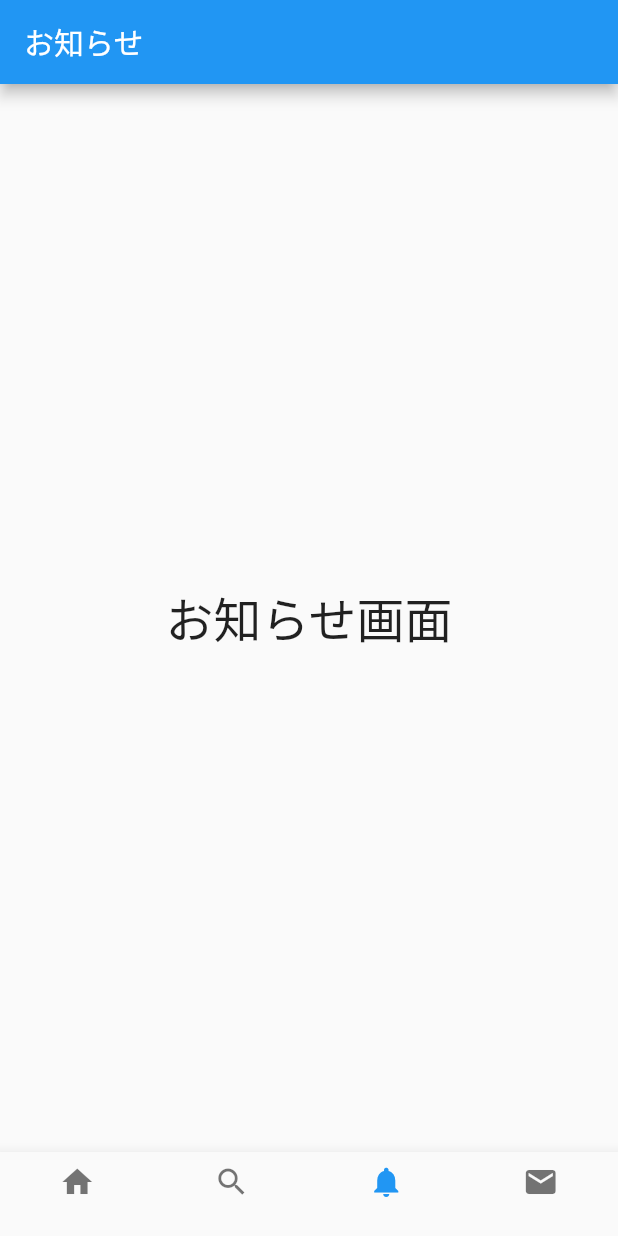
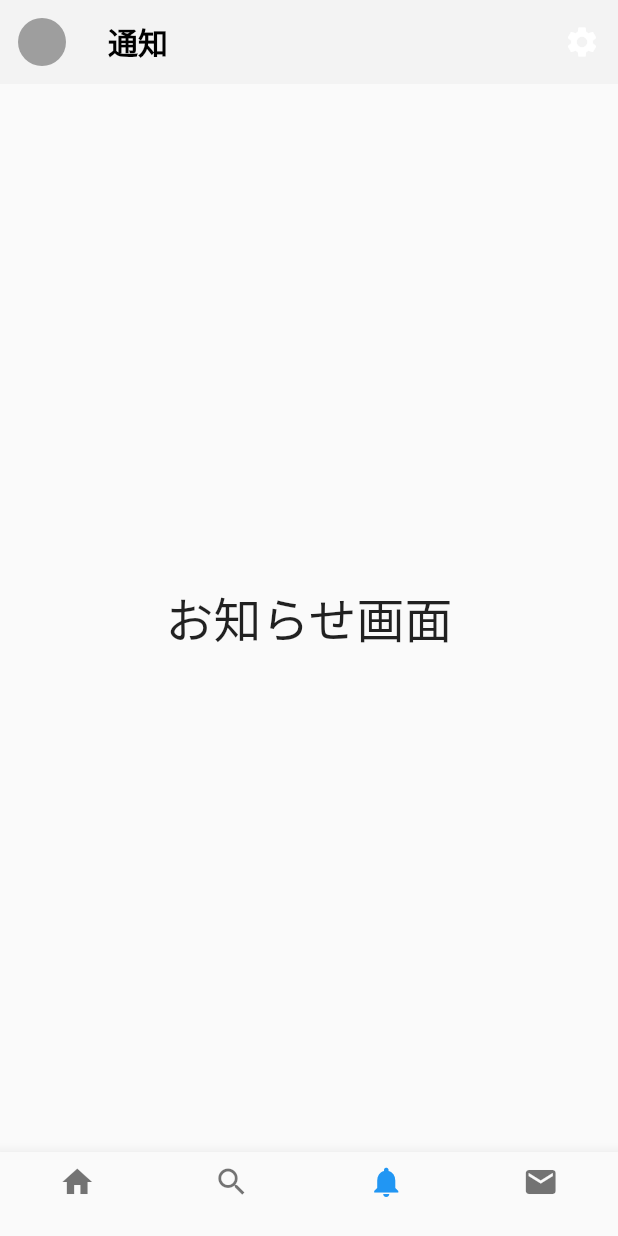
Before and after one commit to shimano-yuuki/twitter_clone, a Flutter app: the screen it shows after launch, item 3 of the bottom bar chosen, on a phone screen of 412 x 824 dp. Run offline on Flutter 3.47's test engine with Material 2 defaults, Android fonts, the phone set to English and light mode, and no system bars.

Commit message:
appBar追加

```diff
--- a/lib/src/screens/notification.dart
+++ b/lib/src/screens/notification.dart
@@ -7,10 +7,34 @@ class NotificationScreen extends StatelessWidget {
   Widget build(BuildContext context) {
     return Scaffold(
       appBar: AppBar(
-        title: const Text('お知らせ'),
+        title: const Text(
+          '通知',
+          style: TextStyle(
+            color: Colors.black,
+            fontWeight: FontWeight.bold,
+          ),
+        ),
+        leading: IconButton(
+          icon: CircleAvatar(
+            backgroundColor: Colors.grey,
+            radius: 16,
+          ),
+          onPressed: () {},
+        ),
+        actions: [
+          IconButton(
+            onPressed: () {},
+            icon: const Icon(Icons.settings),
+          )
+        ],
+        backgroundColor: Color.fromARGB(255, 243, 243, 243),
+        elevation: 0.0,
       ),
-      body:
-      const Center(child: Text('お知らせ画面', style: TextStyle(fontSize: 32.0))),
+      body: const Center(
+          child: Text('お知らせ画面',
+              style: TextStyle(
+                fontSize: 32.0,
+              ))),
     );
   }
 }
```
